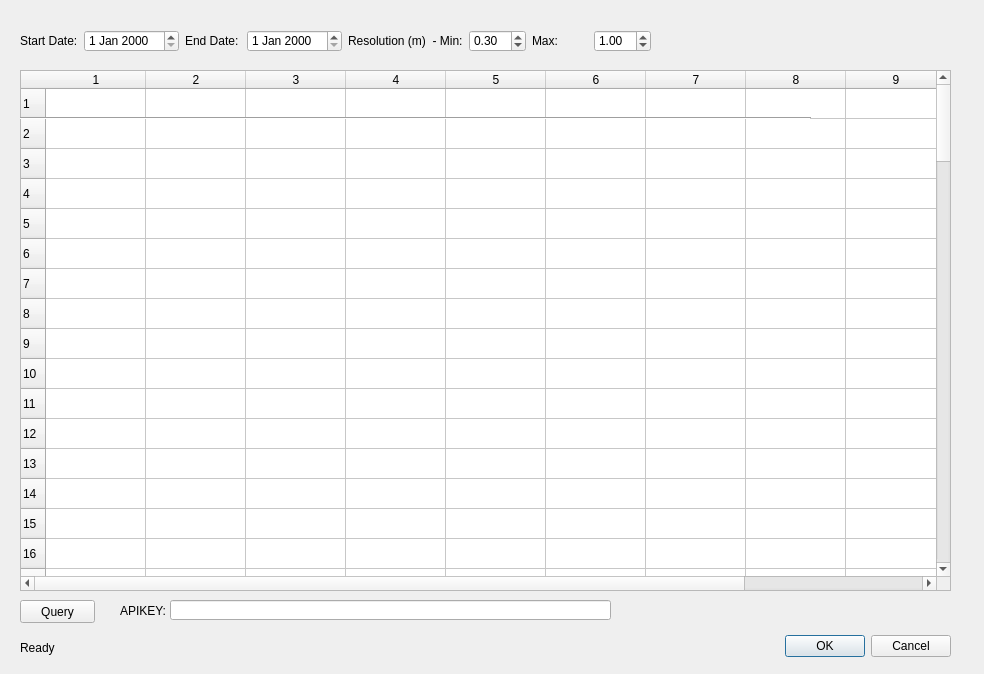
blegeer/GeoCentoQuery, file GeoCenterViewer_dialog_base.ui: the form before one commit.
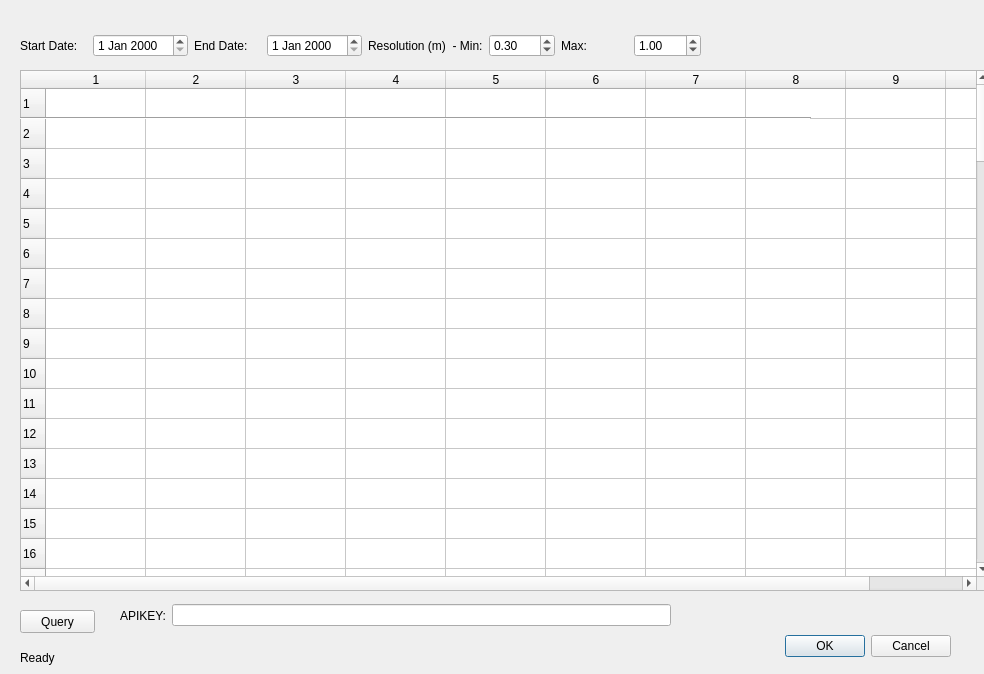
The form after the commit.

Diff of the .ui file:
```diff
--- a/GeoCenterViewer_dialog_base.ui
+++ b/GeoCenterViewer_dialog_base.ui
@@ -34,7 +34,7 @@
     <rect>
      <x>20</x>
      <y>70</y>
-     <width>931</width>
+     <width>971</width>
      <height>521</height>
     </rect>
    </property>
@@ -172,7 +172,7 @@
    <property name="geometry">
     <rect>
      <x>20</x>
-     <y>600</y>
+     <y>610</y>
      <width>75</width>
      <height>23</height>
     </rect>
@@ -185,7 +185,7 @@
    <property name="geometry">
     <rect>
      <x>20</x>
-     <y>640</y>
+     <y>650</y>
      <width>771</width>
      <height>16</height>
     </rect>
@@ -194,36 +194,13 @@
     <string>Ready</string>
    </property>
   </widget>
-  <widget class="QLineEdit" name="textApiKey">
-   <property name="geometry">
-    <rect>
-     <x>170</x>
-     <y>600</y>
-     <width>441</width>
-     <height>20</height>
-    </rect>
-   </property>
-  </widget>
-  <widget class="QLabel" name="label_3">
-   <property name="geometry">
-    <rect>
-     <x>120</x>
-     <y>600</y>
-     <width>46</width>
-     <height>21</height>
-    </rect>
-   </property>
-   <property name="text">
-    <string>APIKEY:</string>
-   </property>
-  </widget>
-  <widget class="QWidget" name="">
+  <widget class="QWidget" name="layoutWidget">
    <property name="geometry">
     <rect>
      <x>20</x>
-     <y>30</y>
-     <width>631</width>
-     <height>22</height>
+     <y>20</y>
+     <width>681</width>
+     <height>51</height>
     </rect>
    </property>
    <layout class="QHBoxLayout" name="horizontalLayout">
@@ -283,6 +260,28 @@
     </item>
    </layout>
   </widget>
+  <widget class="QWidget" name="">
+   <property name="geometry">
+    <rect>
+     <x>120</x>
+     <y>590</y>
+     <width>551</width>
+     <height>51</height>
+    </rect>
+   </property>
+   <layout class="QHBoxLayout" name="horizontalLayout_2">
+    <item>
+     <widget class="QLabel" name="label_3">
+      <property name="text">
+       <string>APIKEY:</string>
+      </property>
+     </widget>
+    </item>
+    <item>
+     <widget class="QLineEdit" name="textApiKey"/>
+    </item>
+   </layout>
+  </widget>
  </widget>
  <resources/>
  <connections>
```
Left out of the diff: 92 changed lines with no effect on the pictures.
